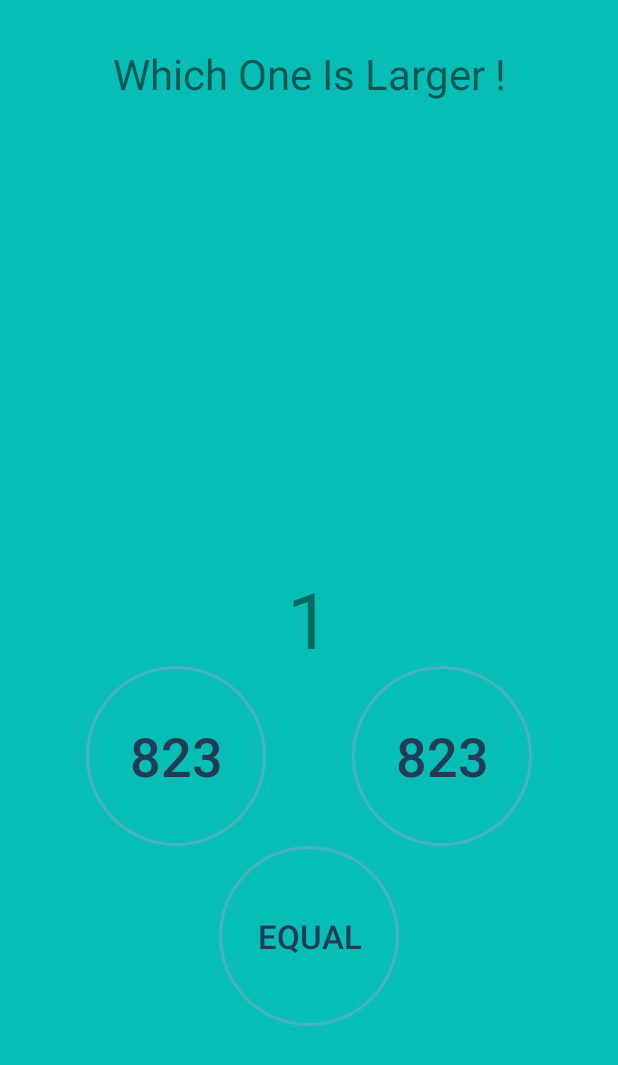
After one commit to mabahmani/SWG, an Android app: the fragment WhichOneIsLargerStartGameFragment placed in its activity, on a phone screen of 412 x 824 dp. The commit adds this screen. Shown: the top 1065 px of the screen. Run offline under Robolectric (Android 15) with nearby library versions, the phone set to English and light mode, and no system bars; 1 statement that could not run was skipped.

Commit message:
Add WhichOneIsLarger MainGame Add WhichOneIsLarger RankList Add WhichOneIsLarger SharedPreference

```diff
--- a/app/src/main/java/com/mab/swg/SpeedMatchActivity.java
+++ b/app/src/main/java/com/mab/swg/SpeedMatchActivity.java
@@ -8,8 +8,8 @@ import android.widget.Button;
 import android.widget.ImageView;
 
 public class SpeedMatchActivity extends AppCompatActivity {
-    ImageView startGame;
-    ImageView rankList;
+    private ImageView startGame;
+    private ImageView rankList;
 
     @Override
     protected void onCreate(Bundle savedInstanceState) {
@@ -29,8 +29,6 @@ public class SpeedMatchActivity extends AppCompatActivity {
                         new OnNameSelectedListener() {
                             @Override
                             public void OnNameSelected(String playerName) {
-                                Log.d("Tag",playerName);
-
                                 SpeedMatchStartGameFragment speedMatchStartGameFragment = new SpeedMatchStartGameFragment();
                                 Bundle bundle = new Bundle();
                                 bundle.putString("player_name",playerName);
--- a/app/src/main/java/com/mab/swg/SpeedMatchStartGameFragment.java
+++ b/app/src/main/java/com/mab/swg/SpeedMatchStartGameFragment.java
@@ -7,20 +7,15 @@ import android.animation.ObjectAnimator;
 import android.annotation.SuppressLint;
 import android.app.Fragment;
 import android.content.res.Resources;
-import android.graphics.Typeface;
 import android.os.Bundle;
 import android.os.CountDownTimer;
 import android.support.annotation.Nullable;
-import android.util.Log;
 import android.view.LayoutInflater;
 import android.view.View;
 import android.view.ViewGroup;
 import android.widget.Button;
 import android.widget.ImageView;
 import android.widget.TextView;
-import android.widget.Toast;
-
-import com.google.gson.Gson;
 
 import java.util.Random;
 
--- a/app/src/main/java/com/mab/swg/WhichOneIsLargerActivity.java
+++ b/app/src/main/java/com/mab/swg/WhichOneIsLargerActivity.java
@@ -2,12 +2,60 @@ package com.mab.swg;
 
 import android.support.v7.app.AppCompatActivity;
 import android.os.Bundle;
+import android.view.View;
+import android.widget.ImageView;
 
 public class WhichOneIsLargerActivity extends AppCompatActivity {
+    private ImageView startGame;
+    private ImageView rankList;
 
     @Override
     protected void onCreate(Bundle savedInstanceState) {
         super.onCreate(savedInstanceState);
         setContentView(R.layout.activity_which_one_is_larger);
+
+        findViews();
+        onClicks();
+    }
+
+    private void onClicks(){
+        startGame.setOnClickListener(new View.OnClickListener() {
+            @Override
+            public void onClick(View view) {
+                GetNameDialog getNameDialog = new GetNameDialog(
+                        WhichOneIsLargerActivity.this,
+                        new OnNameSelectedListener() {
+                            @Override
+                            public void OnNameSelected(String playerName) {
+                                WhichOneIsLargerStartGameFragment whichOneIsLargerStartGameFragment = new WhichOneIsLargerStartGameFragment();
+                                Bundle bundle = new Bundle();
+                                bundle.putString("player_name",playerName);
+                                whichOneIsLargerStartGameFragment.setArguments(bundle);
+                                getFragmentManager().beginTransaction()
+                                        .add(R.id.gl_play_fragment,whichOneIsLargerStartGameFragment)
+                                        .addToBackStack(null)
+                                        .commit();
+                            }
+                        }
+                );
+                getNameDialog.show();
+            }
+        });
+
+        rankList.setOnClickListener(new View.OnClickListener() {
+            @Override
+            public void onClick(View view) {
+                WhichOneIsLargerRankListFragment whichOneIsLargerRankListFragment = new WhichOneIsLargerRankListFragment();
+                getFragmentManager().beginTransaction()
+                        .add(R.id.gl_rank_list_fragment,whichOneIsLargerRankListFragment)
+                        .addToBackStack(null)
+                        .commit();
+            }
+        });
+    }
+
+    private void findViews(){
+        startGame = findViewById(R.id.gl_play_icon);
+        rankList = findViewById(R.id.gl_rank_list_icon);
     }
 }
--- /dev/null
+++ b/app/src/main/java/com/mab/swg/WhichOneIsLargerStartGameFragment.java
@@ -0,0 +1,185 @@
+package com.mab.swg;
+
+import android.animation.Animator;
+import android.animation.AnimatorListenerAdapter;
+import android.animation.AnimatorSet;
+import android.animation.ObjectAnimator;
+import android.annotation.SuppressLint;
+import android.app.Fragment;
+import android.os.Bundle;
+import android.os.CountDownTimer;
+import android.support.annotation.Nullable;
+import android.view.LayoutInflater;
+import android.view.View;
+import android.view.ViewGroup;
+import android.widget.Button;
+import android.widget.TextView;
+
+import java.util.Random;
+
+public class WhichOneIsLargerStartGameFragment extends Fragment {
+
+    private TextView count;
+    private TextView score_tv;
+    private Button  leftButton;
+    private Button  rightButton;
+    private Button  equalButton;
+
+
+    private int leftNumber;
+    private int rightNumber;
+    private int counter = 3;
+    private int score = 0;
+
+    private String playerName;
+
+    private void readArguments(){
+        playerName = getArguments().getString("player_name",null);
+    }
+
+    @Nullable
+    @Override
+    public View onCreateView(LayoutInflater inflater, @Nullable ViewGroup container, Bundle savedInstanceState) {
+
+        readArguments();
+        return inflater.inflate(R.layout.fragment_which_one_is_larger_start_game,container,false);
+    }
+
+    @Override
+    public void onViewCreated(View view, @Nullable Bundle savedInstanceState) {
+        super.onViewCreated(view, savedInstanceState);
+        findViews(view);
+        gameInit();
+        onClicks();
+    }
+
+    private void gameInit(){
+        leftButton.setEnabled(false);
+        rightButton.setEnabled(false);
+        equalButton.setEnabled(false);
+        leftNumber = randomGenerate();
+        rightNumber = randomGenerate();
+
+        leftButton.setText(String.valueOf(leftNumber));
+        rightButton.setText(String.valueOf(rightNumber));
+        counterAnimation();
+    }
+
+    private void gameStart(){
+        leftButton.setEnabled(true);
+        rightButton.setEnabled(true);
+        equalButton.setEnabled(true);
+        CountDownTimer countDownTimer = new CountDownTimer(10000, 1000) {
+            @Override
+            public void onTick(long l) {
+            }
+
+            @SuppressLint("StringFormatInvalid")
+            @Override
+            public void onFinish() {
+                leftButton.setVisibility(View.INVISIBLE);
+                rightButton.setVisibility(View.INVISIBLE);
+                equalButton.setVisibility(View.INVISIBLE);
+                score_tv.setText(getString(R.string.your_score,score));
+                updateRankList();
+            }
+        };
+        countDownTimer.start();
+    }
+
+    private void updateRankList(){
+        Users user = new Users();
+        user.setName(playerName);
+        user.setScor(score);
+
+        WhichOneIsLargerRankList whichOneIsLargerRankList = WhichOneIsLargerPreferenceManager.getInstance(getActivity()).getRankList();
+        whichOneIsLargerRankList.addUser(user);
+        WhichOneIsLargerPreferenceManager.getInstance(getActivity()).putRankList(whichOneIsLargerRankList);
+    }
+
+    private void onClicks(){
+        leftButton.setOnClickListener(new View.OnClickListener() {
+            @Override
+            public void onClick(View view) {
+                if(leftNumber > rightNumber)
+                    score++;
+                leftNumber = randomGenerate();
+                rightNumber = randomGenerate();
+                leftButton.setText(String.valueOf(leftNumber));
+                rightButton.setText(String.valueOf(rightNumber));
+            }
+        });
+
+        rightButton.setOnClickListener(new View.OnClickListener() {
+            @Override
+            public void onClick(View view) {
+                if(rightNumber > leftNumber)
+                    score++;
+                leftNumber = randomGenerate();
+                rightNumber = randomGenerate();
+                leftButton.setText(String.valueOf(leftNumber));
+                rightButton.setText(String.valueOf(rightNumber));
+            }
+        });
+    }
+
+    private int randomGenerate(){
+        Random random = new Random();
+        int x= random.nextInt() % 1000;
+        if(x < 0){
+            x*=-1;
+        }
+        return x;
+    }
+
+    private void counterAnimation(){
+        ObjectAnimator scaleX = new ObjectAnimator().ofFloat(
+                count,
+                "scaleX",
+                1,4
+        );
+        scaleX.setDuration(1000);
+
+        ObjectAnimator scaleY = new ObjectAnimator().ofFloat(
+                count,
+                "scaleY",
+                1,4
+        );
+        scaleY.setDuration(1000);
+
+        ObjectAnimator alpha = new ObjectAnimator().ofFloat(
+                count,
+                "Alpha",
+                1,0
+        );
+        alpha.setDuration(1000);
+
+        AnimatorSet animatorSet = new AnimatorSet();
+        animatorSet.playTogether(scaleX,scaleY,alpha);
+        animatorSet.addListener(new AnimatorListenerAdapter() {
+            @Override
+            public void onAnimationEnd(Animator animation) {
+                super.onAnimationEnd(animation);
+                if(counter > 0)
+                    counterAnimation();
+                else
+                    gameStart();
+            }
+
+            @Override
+            public void onAnimationStart(Animator animation) {
+                super.onAnimationStart(animation);
+                count.setText(String.valueOf(counter));
+                counter--;
+            }
+        });
+        animatorSet.start();
+    }
+    private void findViews(View view){
+        leftButton = view.findViewById(R.id.left_btn);
+        rightButton = view.findViewById(R.id.right_btn);
+        equalButton = view.findViewById(R.id.equal_btn);
+        count = view.findViewById(R.id.gl_counter);
+        score_tv = view.findViewById(R.id.gl_score);
+    }
+}
--- /dev/null
+++ b/app/src/main/res/drawable/round2_btn.xml
@@ -0,0 +1,12 @@
+<selector xmlns:android="http://schemas.android.com/apk/res/android">
+    <item>
+        <shape android:shape="oval">
+            <size android:width="120dp"
+                android:height="120dp"/>
+            <stroke
+                android:width="2dp"
+                android:color="#48b1bf"
+                />
+        </shape>
+    </item>
+</selector>
--- /dev/null
+++ b/app/src/main/res/drawable/which_one_is_larger_start_game_bg.xml
@@ -0,0 +1,8 @@
+<?xml version="1.0" encoding="utf-8"?>
+<shape xmlns:android="http://schemas.android.com/apk/res/android">
+    <gradient
+        android:angle="270"
+        android:startColor="#06beb6 "
+        android:endColor="#06beb6 "
+        />
+</shape>
--- a/app/src/main/res/layout/activity_which_one_is_larger.xml
+++ b/app/src/main/res/layout/activity_which_one_is_larger.xml
@@ -33,6 +33,7 @@
         android:layout_marginTop="20dp"
         android:layout_height="wrap_content" />
     <ImageView
+        android:id="@+id/gl_rank_list_icon"
         android:layout_width="wrap_content"
         android:background="@drawable/ic_format_list_numbered_black_24dp"
         app:layout_constraintTop_toBottomOf="@id/gl_play_icon"
@@ -40,5 +41,26 @@
         app:layout_constraintLeft_toLeftOf="parent"
         android:layout_height="wrap_content" />
 
+    <FrameLayout
+        android:id="@+id/gl_play_fragment"
+        android:layout_width="0dp"
+        app:layout_constraintTop_toTopOf="parent"
+        app:layout_constraintBottom_toBottomOf="parent"
+        app:layout_constraintLeft_toLeftOf="parent"
+        app:layout_constraintRight_toRightOf="parent"
+        android:layout_height="0dp">
+    </FrameLayout>
+
+
+    <FrameLayout
+        android:id="@+id/gl_rank_list_fragment"
+        android:layout_width="0dp"
+        app:layout_constraintTop_toTopOf="parent"
+        app:layout_constraintBottom_toBottomOf="parent"
+        app:layout_constraintLeft_toLeftOf="parent"
+        app:layout_constraintRight_toRightOf="parent"
+        android:layout_height="0dp">
+    </FrameLayout>
+
 
 </android.support.constraint.ConstraintLayout>
--- /dev/null
+++ b/app/src/main/res/layout/fragment_which_one_is_larger_start_game.xml
@@ -0,0 +1,76 @@
+<?xml version="1.0" encoding="utf-8"?>
+<android.support.constraint.ConstraintLayout
+    xmlns:android="http://schemas.android.com/apk/res/android"
+    android:layout_width="match_parent"
+    xmlns:app="http://schemas.android.com/apk/res-auto"
+    android:background="@drawable/which_one_is_larger_start_game_bg"
+    android:clickable="true"
+    android:layout_height="match_parent">
+    <TextView
+        android:id="@+id/gl_score"
+        android:layout_width="wrap_content"
+        app:layout_constraintTop_toTopOf="parent"
+        app:layout_constraintBottom_toBottomOf="parent"
+        app:layout_constraintLeft_toLeftOf="parent"
+        app:layout_constraintRight_toRightOf="parent"
+        android:textSize="36sp"
+        android:layout_height="wrap_content" />
+
+    <TextView
+        android:layout_width="0dp"
+        app:layout_constraintTop_toTopOf="parent"
+        app:layout_constraintLeft_toLeftOf="parent"
+        app:layout_constraintRight_toRightOf="parent"
+        android:layout_marginTop="30dp"
+        android:gravity="center_horizontal"
+        android:textSize="28sp"
+        android:text="@string/which_one_is_larger"
+        android:layout_height="wrap_content" />
+
+    <Button
+        android:id="@+id/left_btn"
+        android:layout_width="wrap_content"
+        android:background="@drawable/round2_btn"
+        app:layout_constraintLeft_toLeftOf="parent"
+        app:layout_constraintBottom_toTopOf="@id/equal_btn"
+        app:layout_constraintRight_toLeftOf="@+id/right_btn"
+        android:textSize="36sp"
+        android:textColor="@color/colorRoyalLight"
+        android:layout_height="wrap_content" />
+    <Button
+        android:id="@+id/right_btn"
+        android:layout_width="wrap_content"
+        android:background="@drawable/round2_btn"
+        app:layout_constraintRight_toRightOf="parent"
+        app:layout_constraintBottom_toTopOf="@id/equal_btn"
+        app:layout_constraintLeft_toRightOf="@+id/left_btn"
+        android:textColor="@color/colorRoyalLight"
+        android:textSize="36sp"
+        android:layout_height="wrap_content" />
+
+    <Button
+        android:id="@+id/equal_btn"
+        android:layout_width="wrap_content"
+        android:background="@drawable/round2_btn"
+        app:layout_constraintRight_toRightOf="parent"
+        app:layout_constraintBottom_toBottomOf="parent"
+        app:layout_constraintLeft_toLeftOf="parent"
+        android:layout_marginBottom="140dp"
+        android:textColor="@color/colorRoyalLight"
+        android:textSize="22sp"
+        android:text="@string/equal"
+        android:layout_height="wrap_content" />
+
+
+    <TextView
+        android:id="@+id/gl_counter"
+        android:layout_width="wrap_content"
+        android:text="3"
+        android:textSize="36sp"
+        app:layout_constraintTop_toTopOf="parent"
+        app:layout_constraintBottom_toBottomOf="parent"
+        app:layout_constraintLeft_toLeftOf="parent"
+        app:layout_constraintRight_toRightOf="parent"
+        android:layout_height="wrap_content" />
+
+</android.support.constraint.ConstraintLayout>
--- a/app/src/main/res/values/strings.xml
+++ b/app/src/main/res/values/strings.xml
@@ -9,4 +9,6 @@
     <string name="your_score">Your Score: %d</string>
     <string name="enter_your_name">Enter Your Name:</string>
     <string name="confirm">Confirm</string>
+    <string name="which_one_is_larger">Which One Is Larger !</string>
+    <string name="equal">Equal</string>
 </resources>
```
Also changed, not shown: app/src/main/java/com/mab/swg/MainActivity.java (+13 -3 lines), app/src/main/java/com/mab/swg/SpeedMatchPreferenceManager.java (+2 -20 lines), app/src/main/java/com/mab/swg/WhichOneIsLargerPreferenceManager.java (added, +44 -0 lines), app/src/main/java/com/mab/swg/WhichOneIsLargerRankList.java (added, +24 -0 lines), app/src/main/java/com/mab/swg/WhichOneIsLargerRankListFragment.java (added, +59 -0 lines), app/src/main/res/layout/fragment_which_one_is_larger_rank_list.xml (added, +19 -0 lines).
